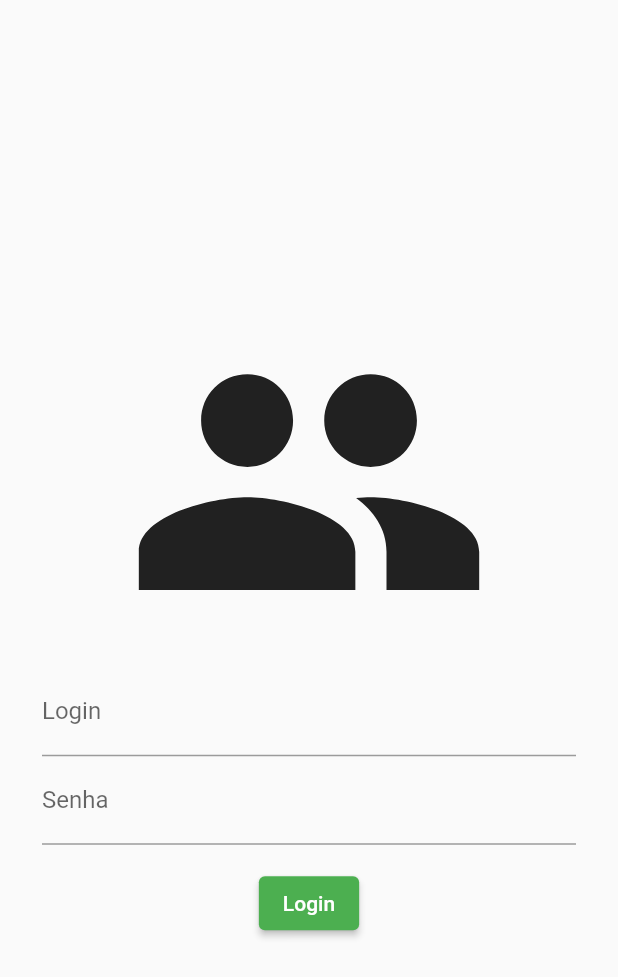
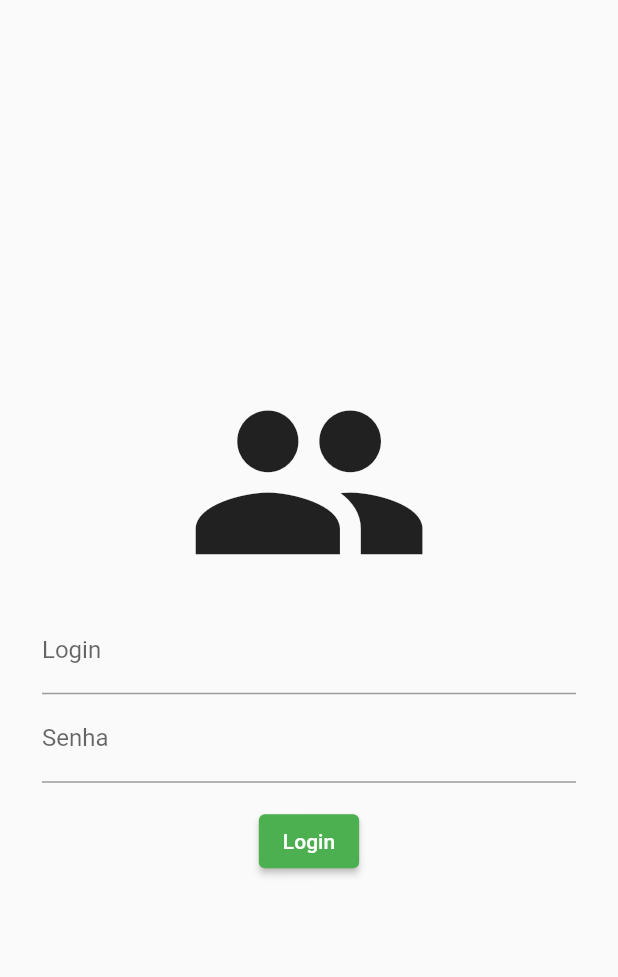
Before and after one commit to leandrogodoycwb/login_splash_screen, a Flutter app: the screen it shows after launch, on a phone screen of 412 x 824 dp. Shown: the top 977 px of the screen. Run offline on Flutter 3.47's test engine with Material 2 defaults, Android fonts, the light colour scheme and no system bars.

Commit message:
first commit

```diff
--- /dev/null
+++ b/lib/components/login/custom_login_button_component.dart
@@ -0,0 +1,35 @@
+import 'package:flutter/material.dart';
+import 'package:flutter/src/foundation/key.dart';
+import 'package:flutter/src/widgets/framework.dart';
+
+import '../../controllers/login_controller.dart';
+
+class CustomLoginButtonComponent extends StatelessWidget {
+  final LoginController loginController;
+  const CustomLoginButtonComponent({Key? key, required this.loginController}) : super(key: key);
+
+  @override
+  Widget build(BuildContext context) {
+    return ValueListenableBuilder<bool>(
+              valueListenable: loginController.inLoader,
+              builder: (_, inLoader, __) => inLoader
+                  ? const CircularProgressIndicator()
+                  : ElevatedButton(
+                      onPressed: () {
+                        loginController.auth().then((result) {
+                          if (result) {
+                            Navigator.of(context).pushReplacementNamed('/home');
+                          } else {
+                            ScaffoldMessenger.of(context).showSnackBar(
+                              const SnackBar(content: Text('Falha ao realizar login'),
+                              duration: Duration(seconds: 5),
+                              ),
+                            );
+                          }
+                        });
+                      },
+                      child: const Text('Login'),
+                    ),
+            );
+  }
+}
--- a/lib/pages/login_page.dart
+++ b/lib/pages/login_page.dart
@@ -1,6 +1,7 @@
-import 'package:flutter/foundation.dart';
 import 'package:flutter/material.dart';
+import 'package:login_splash_screen/components/login/custom_login_button_component.dart';
 import 'package:login_splash_screen/controllers/login_controller.dart';
+import '../widgets/custom_text_field_widget.dart';
 
 class LoginPage extends StatelessWidget {
   final LoginController _controller = LoginController();
@@ -16,42 +17,22 @@ class LoginPage extends StatelessWidget {
           crossAxisAlignment: CrossAxisAlignment.center,
           mainAxisAlignment: MainAxisAlignment.center,
           children: [
-            Icon(Icons.people, size: MediaQuery.of(context).size.height * 0.3),
-            TextField(
-              decoration: const InputDecoration(
-                label: Text('Login'),
-              ),
+            Icon(Icons.people, size: MediaQuery.of(context).size.height * 0.2),
+            CustomTextFieldWidget(
+              label: 'Login',
               onChanged: _controller.setLogin,
             ),
             TextField(
               decoration: const InputDecoration(
                 label: Text('Senha'),
               ),
+              onChanged: _controller.setPass,
               obscureText: true,
-              onChanged: _controller.setPass,
             ),
             const SizedBox(height: 15),
-            ValueListenableBuilder<bool>(
-              valueListenable: _controller.inLoader,
-              builder: (_, inLoader, __) => inLoader
-                  ? const CircularProgressIndicator()
-                  : ElevatedButton(
-                      onPressed: () {
-                        _controller.auth().then((result) {
-                          if (result) {
-                            Navigator.of(context).pushReplacementNamed('/home');
-                          } else {
-                            ScaffoldMessenger.of(context).showSnackBar(
-                              const SnackBar(content: Text('Falha ao realizar login'),
-                              duration: Duration(seconds: 5),
-                              ),
-                            );
-                          }
-                        });
-                      },
-                      child: const Text('Login'),
-                    ),
-            )
+            CustomLoginButtonComponent(
+              loginController: _controller,
+            ),
           ],
         ),
       ),
--- /dev/null
+++ b/lib/widgets/custom_text_field_widget.dart
@@ -0,0 +1,25 @@
+import 'package:flutter/material.dart';
+
+class CustomTextFieldWidget extends StatelessWidget {
+  final Function(String) onChanged;
+  final String label;
+  final bool obscureText;
+
+  const CustomTextFieldWidget({
+    Key? key,
+    required this.onChanged,
+    required this.label,
+    this.obscureText = false,
+  }) : super(key: key);
+
+  @override
+  Widget build(BuildContext context) {
+    return TextField(
+      decoration: InputDecoration(
+        label: Text(label),
+      ),
+      onChanged: onChanged,
+      obscureText: obscureText,
+    );
+  }
+}
```
Also changed, not shown: assets/data.json (added, +8 -0 lines), lib/controllers/home_controller.dart (added, +15 -0 lines), lib/models/post_model.dart (added, +12 -0 lines), lib/pages/home_page.dart (+31 -5 lines), lib/repositories/home_repository.dart (added, +7 -0 lines), lib/repositories/home_repository_mock.dart (added, +15 -0 lines), pubspec.yaml (+3 -62 lines).
